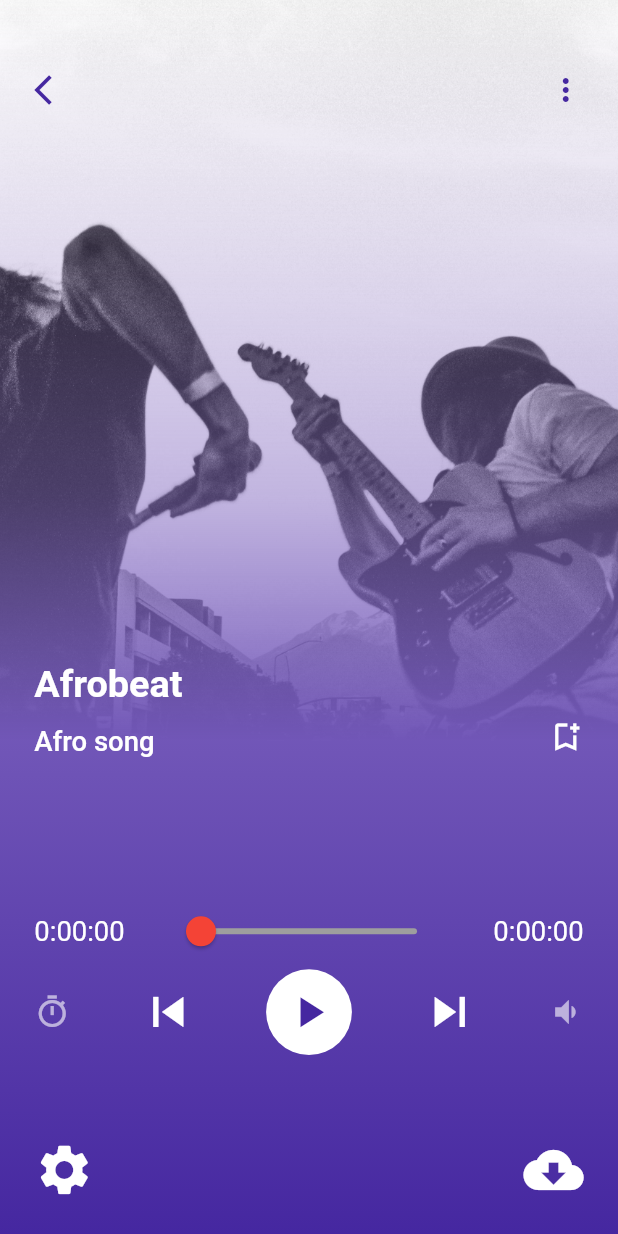
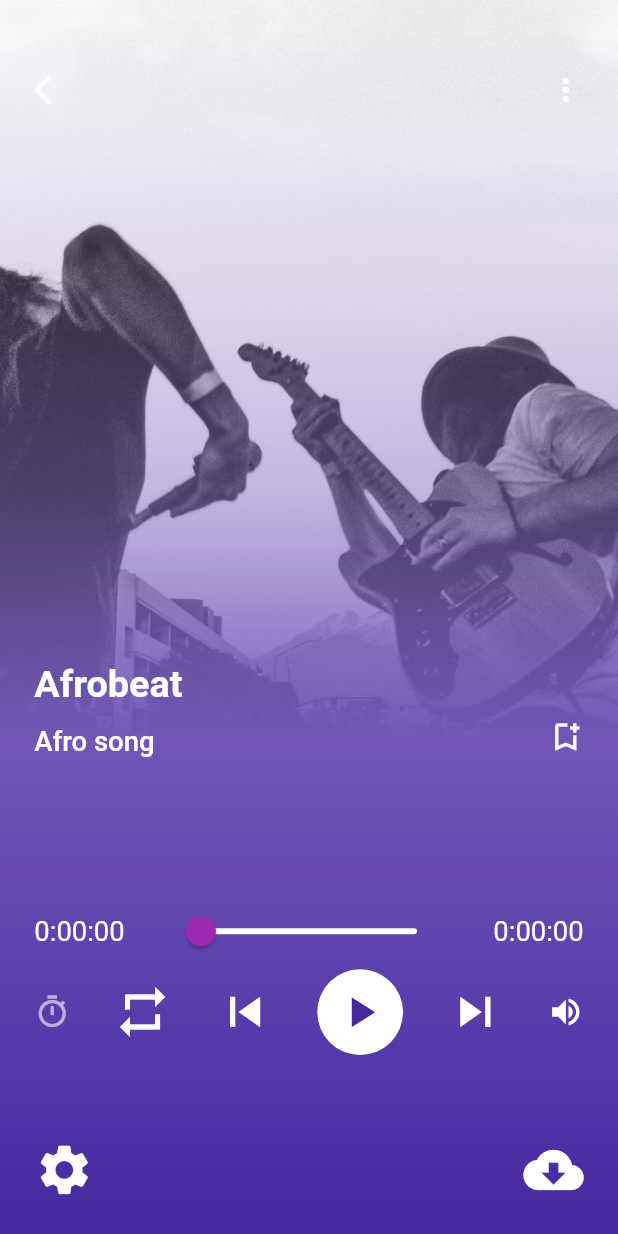
Before and after one commit to wasmistic/flutter_audioplayer, a Flutter app: the screen it shows after launch, after a tap on "Afrobeat", on a phone screen of 412 x 824 dp. Run offline on Flutter 3.47's test engine with Material 2 defaults, Android fonts, the phone set to English and light mode, and no system bars; our stand-ins replace audioplayers, flutter_screenutil, get; network calls fail.

```diff
--- a/lib/modal/song_modal.dart
+++ b/lib/modal/song_modal.dart
@@ -10,19 +10,19 @@ class Song{
     Song(
       title: 'Afrobeat',
       description: 'Afro song',
-      url: 'assets/music/glass.mp3',
+      url: 'music/glass.mp3',
       coverUrl: 'assets/images/glass.jpg',
     ),
     Song(
       title: 'Afro Live',
       description: 'Afro stage',
-      url: 'assets/music/illusions.mp3',
+      url: 'music/illusions.mp3',
       coverUrl: 'assets/images/illusions.jpg',
     ),
     Song(
       title: 'Pray',
       description: 'Pray',
-      url: 'assets/music/pray.mp3',
+      url: 'music/pray.mp3',
       coverUrl: 'assets/images/pray.jpg',
     )
   ];
--- a/lib/pages/songpage/song_page.dart
+++ b/lib/pages/songpage/song_page.dart
@@ -21,8 +21,8 @@ class _SongPageState extends State<SongPage> {
   bool isPlaying = false;
   bool isPaused = false;
   bool isRepeat=false;
-
-
+  Color color=Colors.white;
+  bool mute = false;
 
   @override
   void initState() {
@@ -113,11 +113,20 @@ class _SongPageState extends State<SongPage> {
                 mainAxisAlignment: MainAxisAlignment.spaceBetween,
                 children: [
                   GestureDetector(
-                    onTap:()=>Get.back(),
-                    child:  Icon(Icons.arrow_back_ios,color: Colors.deepPurple.shade800,),
+                    onTap:(){
+                      if(isPlaying==true){
+                        AdvancedPlayer.pause();
+                        _position=Duration(seconds: 0);
+                        setState(() {
+                          isPlaying=false;
+                        });
+                      }
+                      Get.back();
+                      },
+                    child:  Icon(Icons.arrow_back_ios,color: Colors.white,),
                   ),
 
-                  Icon(Icons.more_vert, color:Colors.deepPurple.shade800,)
+                  Icon(Icons.more_vert, color:Colors.white,)
                 ],
               ),
           ),
@@ -162,6 +171,27 @@ class _SongPageState extends State<SongPage> {
                     children: [
                       Icon(Icons.timer_outlined,color: Colors.white.withOpacity(0.6),),
                       GestureDetector(
+                        onTap:(){
+                          if(isRepeat==false){
+                            AdvancedPlayer.setReleaseMode(ReleaseMode.loop);
+                            setState(() {
+                              isRepeat=true;
+                              color=Colors.blue;
+                            });
+                          }else if(isRepeat==true){
+                            AdvancedPlayer.setReleaseMode(ReleaseMode.release);
+                            setState(() {
+                              isRepeat=false;
+                              color=Colors.white;
+                            });
+                          }
+                        },
+                        child:  Icon(Icons.repeat,color: color, size: 35.sp,),
+                      ),
+                      GestureDetector(
+                        onTap:(){
+                          AdvancedPlayer.setPlaybackRate(0.5);
+                        },
                         child:  Icon(Icons.skip_previous,color: Colors.white, size: 35.sp,),
                       ),
                       GestureDetector(
@@ -189,9 +219,24 @@ class _SongPageState extends State<SongPage> {
                         ),
                       ),
                       GestureDetector(
+                        onTap:(){
+                          AdvancedPlayer.setPlaybackRate(1.5);
+                        },
                         child:  Icon(  Icons.skip_next,color: Colors.white, size: 35.sp,),
                       ),
-                      Icon(Icons.volume_down,color: Colors.white.withOpacity(0.6),),
+                     GestureDetector(
+                       onTap:(){
+                        setState(() {
+                          mute=!mute;
+                        });
+                         if(mute==false){
+                           AdvancedPlayer.setVolume(1.0);
+                         }else if(mute==true){
+                           AdvancedPlayer.setVolume(0);
+                         }
+                       },
+                       child:  Icon(mute==false ? Icons.volume_up_sharp : Icons.volume_off_sharp,color: Colors.white,),
+                     )
                     ],
                   )
                 ],
@@ -216,8 +261,8 @@ class _SongPageState extends State<SongPage> {
 
   Widget slider() {
     return Slider(
-        activeColor: Colors.red,
-        inactiveColor: Colors.grey,
+        activeColor: Colors.purple,
+        inactiveColor: Colors.white,
         value: _position.inSeconds.toDouble(),
         min: 0.0,
         max: _duration.inSeconds.toDouble(),
```
Also changed, not shown: 2 other files.
